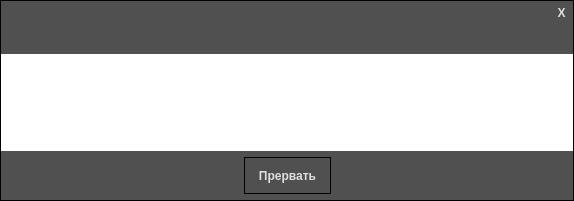
The window that src/executeform.ui (polevov/Sirius) describes before a commit, drawn with Qt 5.
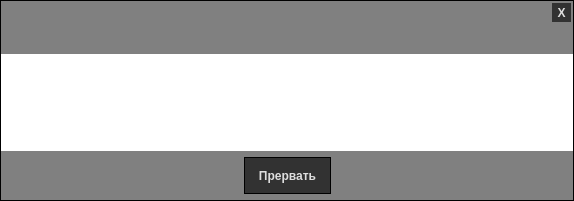
The same window after the commit. Icons and pictures are not drawn.

Diff of the .ui file:
```diff
--- a/src/executeform.ui
+++ b/src/executeform.ui
@@ -35,7 +35,7 @@
    <item>
     <widget class="QFrame" name="frame">
      <property name="styleSheet">
-      <string notr="true">QFrame{background-color: rgb(80,80,80);}
+      <string notr="true">QFrame{background-color: rgb(128,128,128);}
 QTextEdit
 {
     background-color: rgb(255,255,255);
@@ -48,7 +48,7 @@
 }
 QToolButton
 {
-    background-color: rgb(80,80,80);
+    background-color: rgb(50,50,50);
 	border: 1px solid black;
     color:rgb(222,222,222);
     padding-left:9;
@@ -67,7 +67,7 @@
 }
 QToolButton:checked
 {
-    background-color: rgb(50,50,50);
+    background-color: rgb(25,25,25);
 }</string>
      </property>
      <property name="frameShape">
```
Left out of the diff: 4 changed lines with no effect on the pictures.
